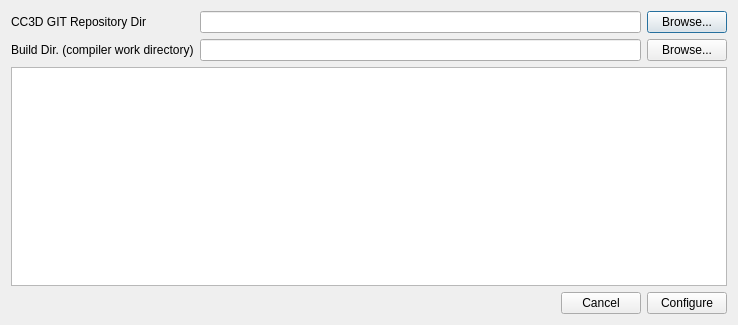
Before: the Qt Designer form cc3d/twedit5/Plugins/CC3DCPPHelper/dev_zone.ui in CompuCell3D/cc3d-twedit5, drawn with Qt 5.
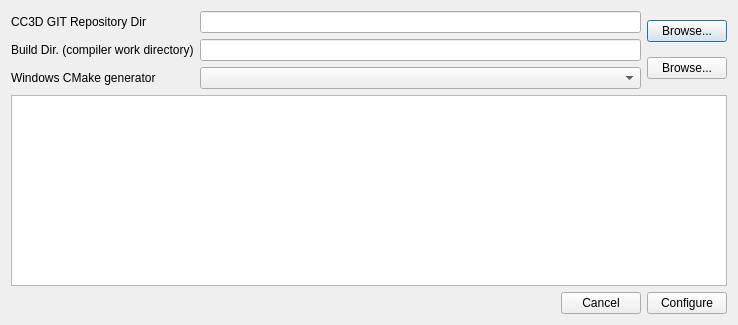
After: the same form once the commit is applied.

Commit message: fixed developer zone compilation. Added options for cmake generators supporting various versions of Visual Studio +  nmake

```diff
--- a/cc3d/twedit5/Plugins/CC3DCPPHelper/dev_zone.ui
+++ b/cc3d/twedit5/Plugins/CC3DCPPHelper/dev_zone.ui
@@ -32,6 +32,13 @@
          </property>
         </widget>
        </item>
+       <item>
+        <widget class="QLabel" name="win_cmake_generator_label">
+         <property name="text">
+          <string>Windows CMake generator</string>
+         </property>
+        </widget>
+       </item>
       </layout>
      </item>
      <item>
@@ -50,6 +57,13 @@
          </property>
         </widget>
        </item>
+       <item>
+        <widget class="QComboBox" name="win_cmake_generator_CB">
+         <property name="toolTip">
+          <string>&lt;html&gt;&lt;head/&gt;&lt;body&gt;&lt;p&gt;Select the CMake generator to use on Windows.&lt;/p&gt;&lt;/body&gt;&lt;/html&gt;</string>
+         </property>
+        </widget>
+       </item>
       </layout>
      </item>
      <item>
```
The commit also changes 2 other files.
